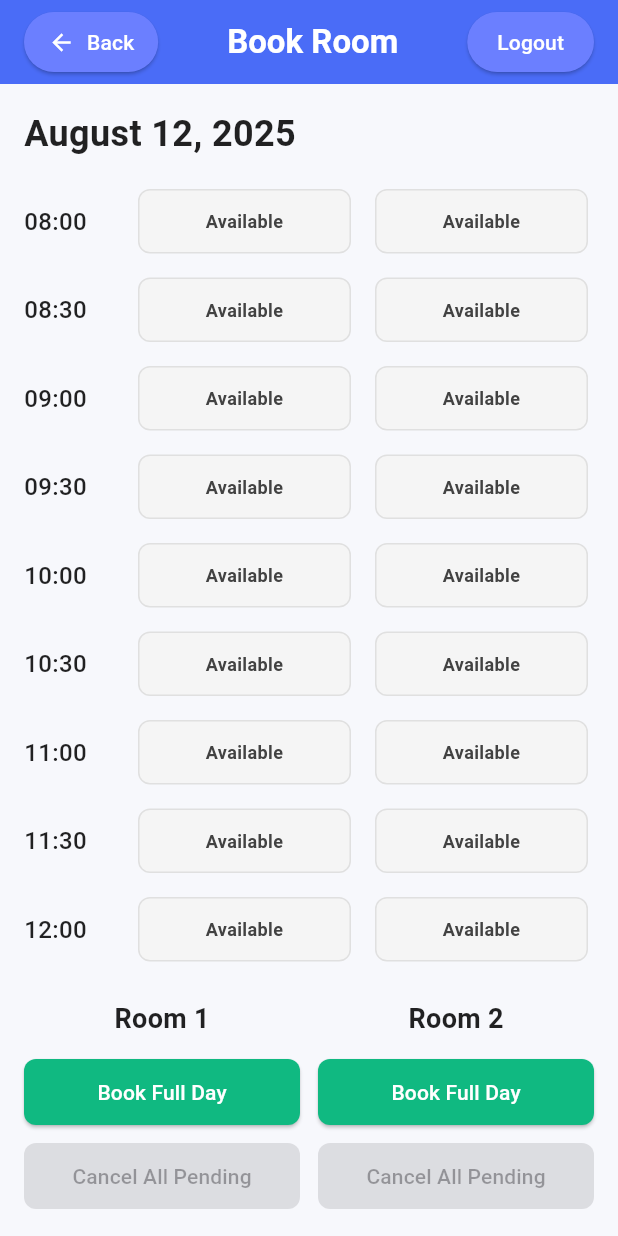
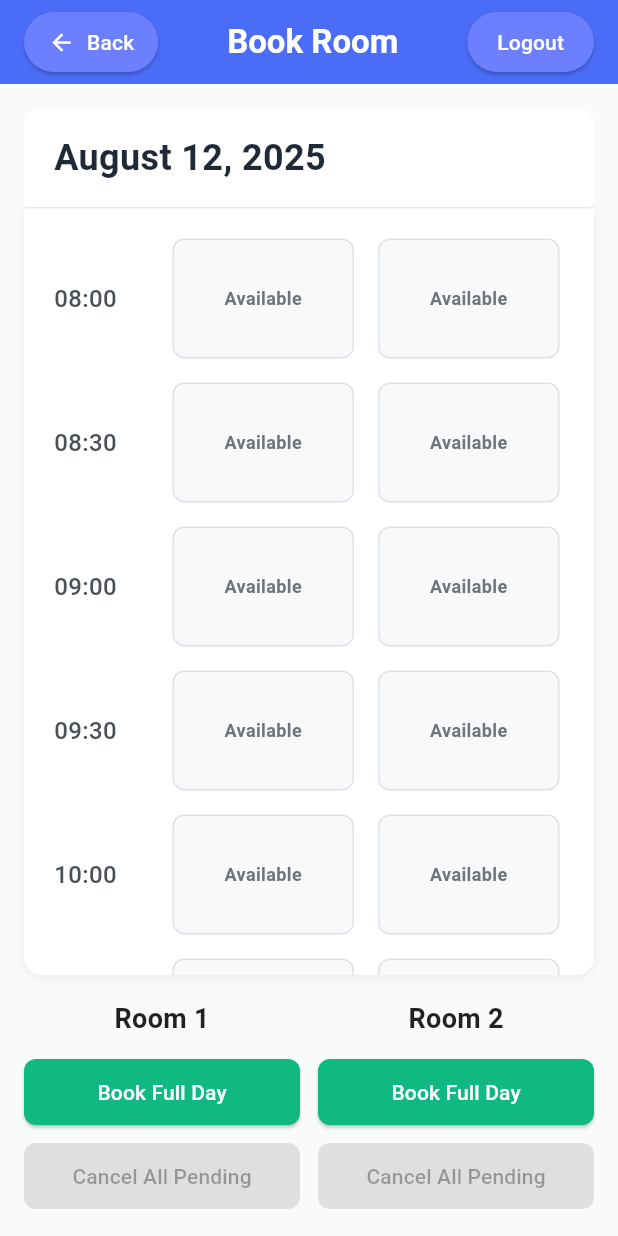
Before and after one commit to Bavlyy-Ramy/BookedIn_flutter, a Flutter app: the screen it shows after launch, on a phone screen of 412 x 824 dp. Run offline on Flutter 3.47's test engine with Material 3 defaults, Android fonts, the phone set to English and light mode, and no system bars; our stand-ins replace font_awesome_flutter, google_fonts, table_calendar.

Commit message:
some edit to enhance ui fro book room tab

```diff
--- a/lib/features/staff user/presentation/pages/book_room.dart
+++ b/lib/features/staff user/presentation/pages/book_room.dart
@@ -72,7 +72,6 @@ class _BookRoomState extends State<BookRoom> {
     );
   }
 
-  // Book only the clicked slot, then check contiguous blocks to convert to pending
   void _handleBookingLogic(String time, String room) {
     if (_roomBookings[time]![room] != UserBookingStatus.available) return;
 
@@ -80,14 +79,10 @@ class _BookRoomState extends State<BookRoom> {
       _roomBookings[time]![room] = UserBookingStatus.bookedByUser;
     });
 
-    // optional: notify admin about a single slot (you can remove if not needed)
     _sendRequestToAdmin(room, 'single_slot');
-
-    // After booking, convert any contiguous bookedByUser blocks (length >= 4) to pending
     _convertBookedSequencesToPending(room);
   }
 
-  // Find contiguous sequences of bookedByUser and convert to pending if length >= 4
   void _convertBookedSequencesToPending(String room) {
     final times = _roomBookings.keys.toList();
     List<int> indicesToConvert = [];
@@ -113,20 +108,17 @@ class _BookRoomState extends State<BookRoom> {
       setState(() {
         for (final idx in indicesToConvert) {
           final t = times[idx];
-          // Only convert bookedByUser -> pending (don't touch booked/pending)
           if (_roomBookings[t]![room] == UserBookingStatus.bookedByUser) {
             _roomBookings[t]![room] = UserBookingStatus.pending;
           }
         }
       });
-      // notify admin about multi-hour pending request
       _sendRequestToAdmin(room, 'multi_hour_pending');
       _showPendingMessageTemporary();
     }
   }
 
   void _confirmCancel(String time, String room) {
-    // only bookedByUser slots show cancel button
     showDialog(
       context: context,
       builder: (ctx) => AlertDialog(
@@ -146,14 +138,11 @@ class _BookRoomState extends State<BookRoom> {
     );
   }
 
-  // Individual cancellation allowed only for bookedByUser
   void _cancelTimeSlot(String time, String room) {
     if (_roomBookings[time]![room] == UserBookingStatus.bookedByUser) {
       setState(() {
         _roomBookings[time]![room] = UserBookingStatus.available;
       });
-      // After cancelling a bookedByUser slot, no automatic conversion from pending happens
-      // (pending remains until admin or Cancel All pending)
     }
   }
 
@@ -176,7 +165,6 @@ class _BookRoomState extends State<BookRoom> {
       ),
     );
   }
-
 
   void _bookFullDay(String room) {
     _sendRequestToAdmin(room, 'full_day');
@@ -212,7 +200,6 @@ class _BookRoomState extends State<BookRoom> {
     );
   }
 
-  // Cancel only pending slots
   void _cancelAllPendingBookings(String room) {
     setState(() {
       for (final time in _roomBookings.keys) {
@@ -244,31 +231,31 @@ class _BookRoomState extends State<BookRoom> {
 
     switch (status) {
       case UserBookingStatus.available:
-        backgroundColor = Colors.grey[100]!;
-        textColor = Colors.grey[800]!;
+        backgroundColor = const Color(0xFFF8F9FA);
+        textColor = const Color(0xFF6C757D);
         statusText = 'Available';
         isClickable = true;
         showCancelButton = false;
         break;
       case UserBookingStatus.bookedByUser:
-        backgroundColor = const Color(0xFF10B981);
+        backgroundColor = const Color(0xFF11ba82);
         textColor = Colors.white;
         statusText = 'Booked\nby you';
-        showCancelButton = true; // user can cancel individually
+        showCancelButton = true;
         isClickable = false;
         break;
       case UserBookingStatus.booked:
-        backgroundColor = const Color(0xFFE53E3E);
+        backgroundColor = const Color(0xFFef4444);
         textColor = Colors.white;
         statusText = 'Booked';
         showCancelButton = false;
         isClickable = false;
         break;
       case UserBookingStatus.pending:
-        backgroundColor = const Color(0xFFF59E0B);
+        backgroundColor = const Color(0xFFf59f0a);
         textColor = Colors.white;
         statusText = 'Pending';
-        showCancelButton = false; // pending cannot be canceled individually
+        showCancelButton = false; // Remove X button from pending boxes
         isClickable = false;
         break;
     }
@@ -277,12 +264,16 @@ class _BookRoomState extends State<BookRoom> {
       child: GestureDetector(
         onTap: isClickable ? () => _confirmBooking(time, room) : null,
         child: Container(
-          margin: const EdgeInsets.symmetric(horizontal: 4),
-          padding: const EdgeInsets.symmetric(vertical: 12, horizontal: 8),
+          margin: const EdgeInsets.symmetric(horizontal: 3),
+          width: 80,
+          height: 80,
+          padding: const EdgeInsets.all(8),
           decoration: BoxDecoration(
             color: backgroundColor,
             borderRadius: BorderRadius.circular(8),
-            border: Border.all(color: Colors.grey[300]!),
+            border: status == UserBookingStatus.available
+                ? Border.all(color: const Color(0xFFDEE2E6), width: 1)
+                : null,
           ),
           child: Stack(
             clipBehavior: Clip.none,
@@ -300,8 +291,8 @@ class _BookRoomState extends State<BookRoom> {
               ),
               if (showCancelButton)
                 Positioned(
-                  top: -6,
-                  right: -6,
+                  top: -8,
+                  right: -8,
                   child: GestureDetector(
                     onTap: () => _confirmCancel(time, room),
                     child: Container(
@@ -330,6 +321,7 @@ class _BookRoomState extends State<BookRoom> {
     return Container(
       margin: const EdgeInsets.only(bottom: 16),
       child: Row(
+        crossAxisAlignment: CrossAxisAlignment.center,
         children: [
           SizedBox(
             width: 60,
@@ -338,13 +330,13 @@ class _BookRoomState extends State<BookRoom> {
               style: const TextStyle(
                 fontSize: 16,
                 fontWeight: FontWeight.w500,
-                color: Colors.black87,
+                color: Color(0xFF495057),
               ),
             ),
           ),
-          const SizedBox(width: 12),
+          const SizedBox(width: 16),
           _buildRoomSlot(time, 'Room 1', _roomBookings[time]!['Room 1']!),
-          const SizedBox(width: 8),
+          const SizedBox(width: 10),
           _buildRoomSlot(time, 'Room 2', _roomBookings[time]!['Room 2']!),
         ],
       ),
@@ -423,7 +415,7 @@ class _BookRoomState extends State<BookRoom> {
   @override
   Widget build(BuildContext context) {
     return Scaffold(
-      backgroundColor: const Color(0xFFF7F8FC),
+      backgroundColor: const Color(0xFFF9FAFB), // Lighter background
       appBar: AppBar(
         backgroundColor: const Color(0xFF4A6CF7),
         elevation: 0,
@@ -488,7 +480,7 @@ class _BookRoomState extends State<BookRoom> {
                           style: TextStyle(color: Color(0xFFA16207), fontSize: 16, fontWeight: FontWeight.w600),
                         ),
                         Text(
-                          'Pending approval for booking',
+                          'Pending approval for extended booking',
                           style: TextStyle(color: Color(0xFFA16207), fontSize: 14),
                         ),
                       ],
@@ -503,16 +495,55 @@ class _BookRoomState extends State<BookRoom> {
               child: Column(
                 crossAxisAlignment: CrossAxisAlignment.start,
                 children: [
-                  Text(
-                    _getFormattedDate(),
-                    style: const TextStyle(fontSize: 24, fontWeight: FontWeight.bold, color: Colors.black87),
+                  Container(
+                    width: double.infinity,
+                    padding: const EdgeInsets.symmetric(horizontal: 20, vertical: 16),
+                    decoration: const BoxDecoration(
+                      color: Colors.white,
+                      borderRadius: BorderRadius.only(
+                        topLeft: Radius.circular(12),
+                        topRight: Radius.circular(12),
+                      ),
+                      border: Border(
+                        bottom: BorderSide(
+                          color: Color(0xFFE9ECEF),
+                          width: 1,
+                        ),
+                      ),
+                    ),
+                    child: Text(
+                      _getFormattedDate(),
+                      style: const TextStyle(
+                        fontSize: 24,
+                        fontWeight: FontWeight.bold,
+                        color: Color(0xFF1F2937)
+                      ),
+                    ),
                   ),
-                  const SizedBox(height: 20),
+                  const SizedBox(height: 0),
                   Expanded(
-                    child: ListView(
-                      children: _roomBookings.keys.map((time) {
-                        return _buildTimeSlot(time);
-                      }).toList(),
+                    child: Container(
+                      decoration: BoxDecoration(
+                        color: Colors.white,
+                        borderRadius: const BorderRadius.only(
+                          bottomLeft: Radius.circular(12),
+                          bottomRight: Radius.circular(12),
+                        ),
+                        boxShadow: [
+                          BoxShadow(
+                            color: Colors.black.withOpacity(0.06),
+                            spreadRadius: 0,
+                            blurRadius: 6,
+                            offset: const Offset(0, 2),
+                          ),
+                        ],
+                      ),
+                      child: ListView(
+                        padding: const EdgeInsets.symmetric(horizontal: 20, vertical: 20),
+                        children: _roomBookings.keys.map((time) {
+                          return _buildTimeSlot(time);
+                        }).toList(),
+                      ),
                     ),
                   ),
                   const SizedBox(height: 16),
```
Also changed, not shown: lib/main.dart (line endings or trailing spaces).
